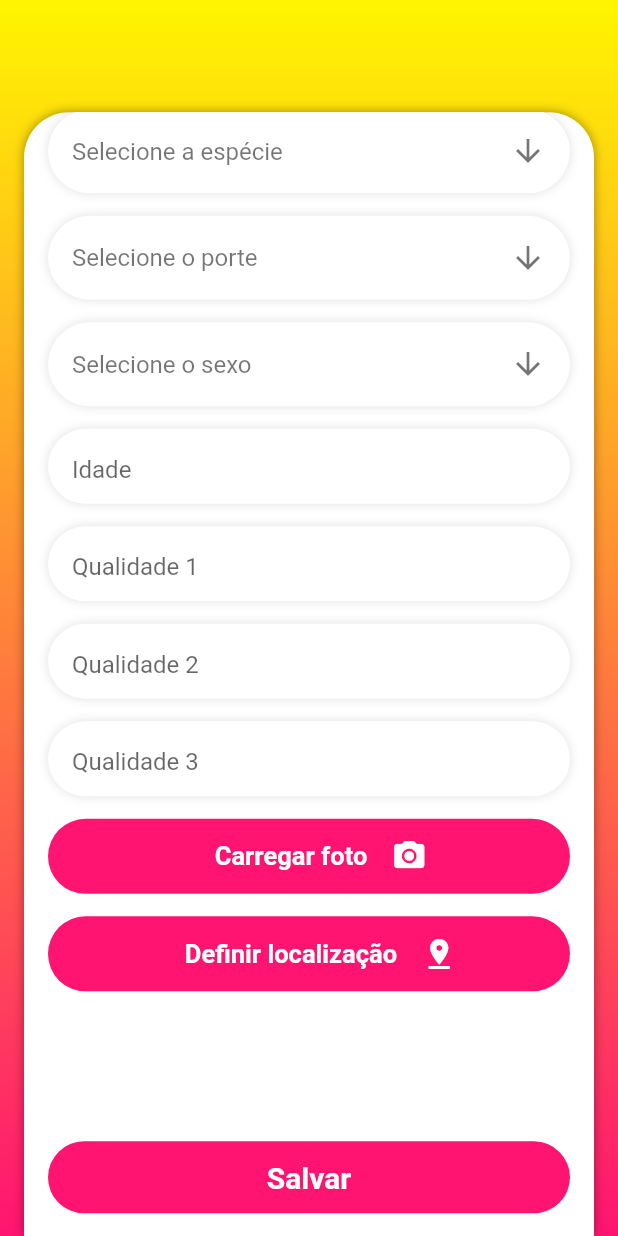
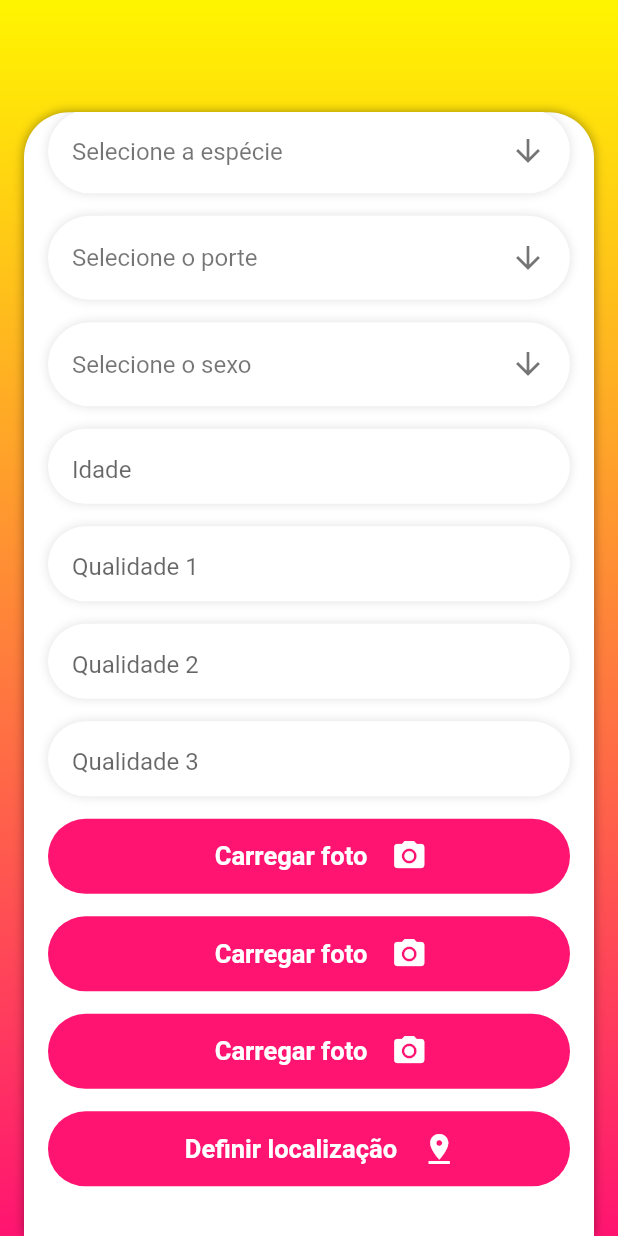
Before and after one commit to MatheusCocchi/helpets, a Flutter app: the CadastroAnimalWidget screen opened directly, scrolled down 418 dp, on a phone screen of 412 x 824 dp. Run offline on Flutter 3.47's test engine with Material 2 defaults, Android fonts, the phone set to English and light mode, and no system bars; our stand-ins replace geolocator, google_maps_flutter, image_picker, rflutter_alert; missing offline and left inert: flutter_open_whatsapp.

Commit message:
botões para abrir galeria

```diff
--- a/lib/view/cadastroAnimal_widget.dart
+++ b/lib/view/cadastroAnimal_widget.dart
@@ -24,16 +24,34 @@ class _CadastroAnimalWidgetState extends State<CadastroAnimalWidget> {
   TextEditingController _controllerQualidadeDois;
   TextEditingController _controllerQualidadeTres;
 
-  File _image;
+  File _imageUm;
+  File _imageDois;
+  File _imageTres;
   // final picker = ImagePicker();
 
-  Future getImageFromGallery() async {
+  Future getImageUmFromGallery() async {
     //final pickedImage = await picker.getImage(source: ImageSource.gallery);
     var pickedImage = await ImagePicker.pickImage(source: ImageSource.gallery);
 
     setState(() {
       //print(pickedImage);
-      this._image = pickedImage;
+      this._imageUm = pickedImage;
+    });
+  }
+
+    Future getImageDoisFromGallery() async {
+    var pickedImage = await ImagePicker.pickImage(source: ImageSource.gallery);
+
+    setState(() {
+      this._imageDois = pickedImage;
+    });
+  }
+
+      Future getImageTresFromGallery() async {
+    var pickedImage = await ImagePicker.pickImage(source: ImageSource.gallery);
+
+    setState(() {
+      this._imageTres = pickedImage;
     });
   }
 
@@ -42,7 +60,7 @@ class _CadastroAnimalWidgetState extends State<CadastroAnimalWidget> {
   List<int> imageBytes;
   var image;
   void convertImage() {
-    imageBytes = _image.readAsBytesSync();
+    imageBytes = _imageUm.readAsBytesSync();
     base64Image = base64Encode(imageBytes);
     print(base64Image);
   }
@@ -311,7 +329,67 @@ class _CadastroAnimalWidgetState extends State<CadastroAnimalWidget> {
                             ),
                           ),
                           onPressed: () {
-                            getImageFromGallery();
+                            getImageUmFromGallery();
+                          },
+                        ),
+                        Icon(
+                          Icons.photo_camera,
+                          color: Colors.white,
+                        ),
+                      ],
+                    ),
+                  ),
+                  Container(
+                    margin: EdgeInsets.only(top: 15),
+                    height: 50,
+                    width: MediaQuery.of(context).size.width / 1.2,
+                    decoration: BoxDecoration(
+                        color: Color(0xFFFF1471),
+                        borderRadius: BorderRadius.all(Radius.circular(50))),
+                    child: Row(
+                      mainAxisAlignment: MainAxisAlignment.center,
+                      children: <Widget>[
+                        FlatButton(
+                          child: Text(
+                            "Carregar foto",
+                            style: TextStyle(
+                              color: Colors.white,
+                              fontWeight: FontWeight.bold,
+                              fontSize: 17,
+                            ),
+                          ),
+                          onPressed: () {
+                            getImageDoisFromGallery();
+                          },
+                        ),
+                        Icon(
+                          Icons.photo_camera,
+                          color: Colors.white,
+                        ),
+                      ],
+                    ),
+                  ),
+                  Container(
+                    margin: EdgeInsets.only(top: 15),
+                    height: 50,
+                    width: MediaQuery.of(context).size.width / 1.2,
+                    decoration: BoxDecoration(
+                        color: Color(0xFFFF1471),
+                        borderRadius: BorderRadius.all(Radius.circular(50))),
+                    child: Row(
+                      mainAxisAlignment: MainAxisAlignment.center,
+                      children: <Widget>[
+                        FlatButton(
+                          child: Text(
+                            "Carregar foto",
+                            style: TextStyle(
+                              color: Colors.white,
+                              fontWeight: FontWeight.bold,
+                              fontSize: 17,
+                            ),
+                          ),
+                          onPressed: () {
+                            getImageTresFromGallery();
                           },
                         ),
                         Icon(
```
